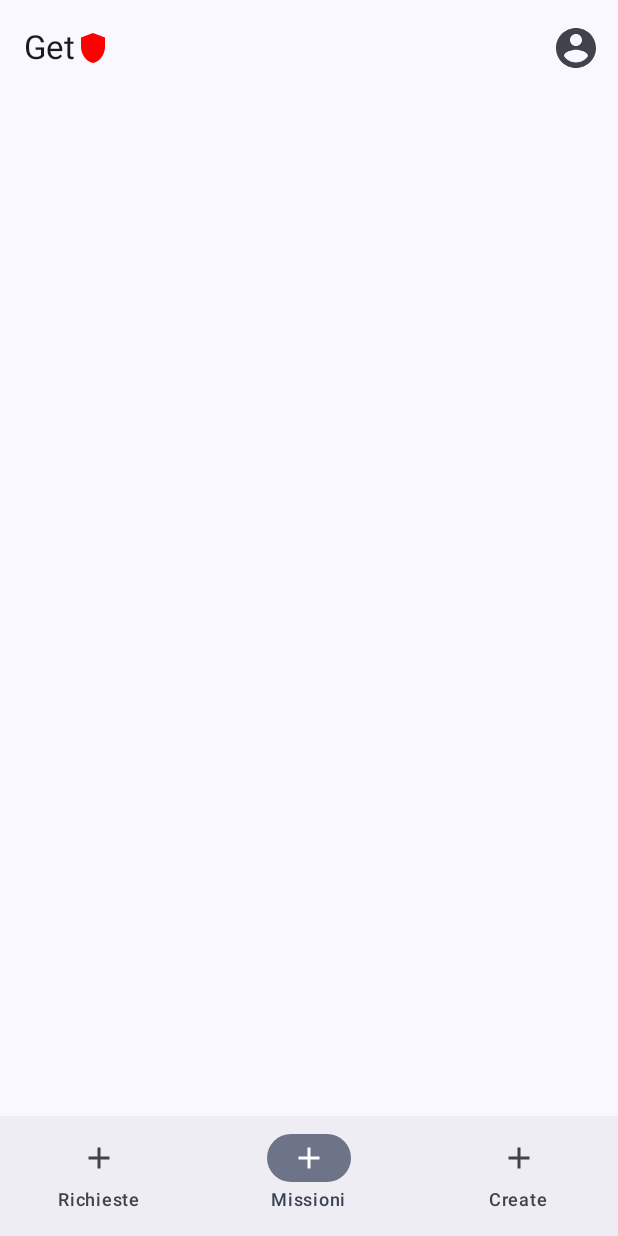
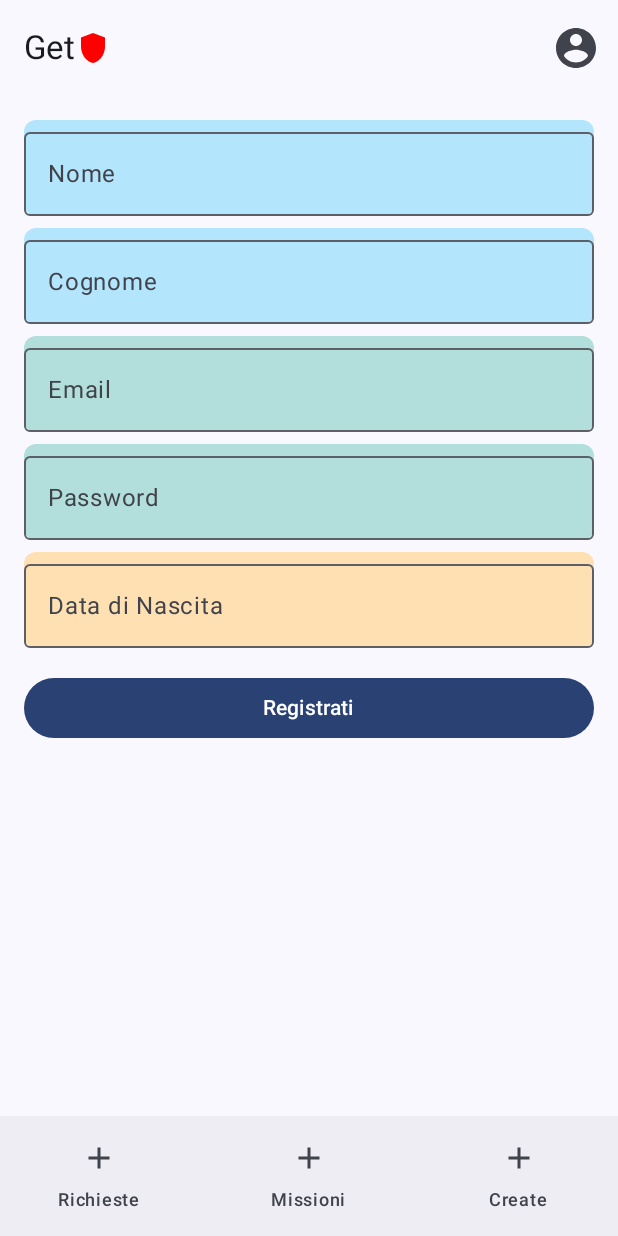
Before and after one commit to MattiaRocchi/GetRescued, an Android app built with Jetpack Compose: the screen it shows after launch (MainActivity), item 2 of the bottom bar chosen, on a phone screen of 412 x 824 dp. Run offline under Robolectric (Android 15) with nearby library versions, the phone set to English and light mode, and no system bars; our stand-ins replace Room's generated code; 1 statement that could not run was skipped.

Commit message:
Refactor Main activity, added navigation serializable logic, not finisced registration Screen

```diff
--- a/app/src/main/java/com/example/myapplication/AppModule.kt
+++ b/app/src/main/java/com/example/myapplication/AppModule.kt
@@ -12,6 +12,9 @@ import com.example.myapplication.data.repositories.RequestDaoRepository
 import com.example.myapplication.data.repositories.TitleBadgeRepository
 import com.example.myapplication.data.repositories.UserDaoRepository
 import com.example.myapplication.data.utils.Converters
+import com.example.myapplication.ui.add.AddRequestViewModel
+import com.example.myapplication.ui.registration.RegistrationViewModel
+import com.example.myapplication.ui.requests.RequestsViewModel
 
 val Context.dataStore by preferencesDataStore("settings")
 
@@ -43,4 +46,7 @@ val appModule = module {
     single { SettingsRepository(get()) }
 
     //ViewModes
+    viewModel { RegistrationViewModel() }
+    viewModel { AddRequestViewModel(get()) } // get() → RequestDaoRepository
+    viewModel { RequestsViewModel(get()) }   // get() → RequestDaoRepository
 }
--- a/app/src/main/java/com/example/myapplication/MainActivity.kt
+++ b/app/src/main/java/com/example/myapplication/MainActivity.kt
@@ -22,6 +22,8 @@ import androidx.compose.ui.res.painterResource
 import androidx.room.Room
 import com.example.myapplication.data.database.AppDatabase
 import com.example.myapplication.navigation.GetRescuedTopBar
+import com.example.myapplication.ui.GetRescuedNavGraph
+import com.example.myapplication.ui.GetRescuedRoute
 import com.example.myapplication.ui.add.AddRequestScreen
 import com.example.myapplication.ui.add.AddRequestViewModel
 import com.example.myapplication.ui.requests.RequestsViewModel
@@ -31,14 +33,33 @@ class MainActivity : ComponentActivity() {
         super.onCreate(savedInstanceState)
         setContent {
             MyApplicationTheme {
+                val navController = rememberNavController()
+                //TODO non mi piace lo scaffold nella main activity, andrà cambiato
+                Scaffold(
+                    topBar = {
+                        GetRescuedTopBar(
+                            navController = navController,
+                            profileImage = painterResource(id = R.drawable.ic_profile_placeholder)
+                        )
+                    },
+                    bottomBar = { BottomNavBar(navController) }
+                ) { padding ->
+                    GetRescuedNavGraph(
+                        navController = navController,
+                        modifier = Modifier.padding(padding)
+                    )
+                }
+               // GetRescuedNavGraph(navController)
+                /*
                 Surface(modifier = Modifier.fillMaxSize()) {
                     AppNavigation()
-                }
+                }*/
             }
         }
     }
 }
 
+/*
 @OptIn(ExperimentalMaterial3Api::class)
 @Composable
 fun AppNavigation() {
@@ -81,4 +102,4 @@ fun AppNavigation() {
             }
         }
     }
-}
+}*/
--- /dev/null
+++ b/app/src/main/java/com/example/myapplication/ui/Navigation.kt
@@ -0,0 +1,103 @@
+package com.example.myapplication.ui
+
+import androidx.compose.foundation.layout.padding
+import androidx.compose.material3.ExperimentalMaterial3Api
+import androidx.compose.material3.Scaffold
+import androidx.compose.runtime.Composable
+import androidx.compose.ui.Modifier
+import androidx.compose.ui.platform.LocalContext
+import androidx.compose.ui.res.painterResource
+import androidx.navigation.NavHostController
+import androidx.navigation.compose.NavHost
+import androidx.navigation.compose.composable
+import androidx.navigation.compose.rememberNavController
+import androidx.room.Room
+import com.example.myapplication.R
+import com.example.myapplication.data.database.AppDatabase
+import com.example.myapplication.navigation.BottomNavBar
+import com.example.myapplication.navigation.GetRescuedTopBar
+import com.example.myapplication.navigation.NavItem
+import com.example.myapplication.ui.add.AddRequestScreen
+import com.example.myapplication.ui.add.AddRequestViewModel
+import com.example.myapplication.ui.profile.ProfileScreen
+import com.example.myapplication.ui.registration.RegistrationScreen
+import com.example.myapplication.ui.registration.RegistrationViewModel
+import com.example.myapplication.ui.requests.RequestsScreen
+import com.example.myapplication.ui.requests.RequestsViewModel
+import kotlinx.serialization.Serializable
+import org.koin.androidx.compose.koinViewModel
+
+
+sealed interface GetRescuedRoute {
+    //definisci come data object le route che non richiedono parametri quando vendono percorse
+
+    @Serializable
+    data object profile : GetRescuedRoute
+
+    @Serializable
+    data object registration : GetRescuedRoute
+
+    //TODO schermata di titolo
+    @Serializable
+    data object title : GetRescuedRoute
+
+    //definisci come data class le route che richiedono parametri quando vendono percorse
+    @Serializable
+    data class addRequest(val requestId: Int) : GetRescuedRoute
+
+
+}
+@Composable
+fun GetRescuedNavGraph(
+    navController: NavHostController,
+    modifier: Modifier = Modifier
+) {
+    NavHost(
+        navController = navController,
+        startDestination = GetRescuedRoute.registration,
+        modifier = modifier
+    ) {
+        composable<GetRescuedRoute.registration> {
+            val viewModel: RegistrationViewModel = koinViewModel()
+            RegistrationScreen(navController, viewModel)
+        }
+        composable<GetRescuedRoute.addRequest> {
+            val viewModel: AddRequestViewModel = koinViewModel()
+            AddRequestScreen(navController, viewModel, userId = 1)
+        }
+        composable<GetRescuedRoute.profile> {
+            ProfileScreen(navController)
+        }
+
+    }
+}
+
+/*
+@Composable
+fun GetRescuedNavGraph(navController: NavHostController
+
+
+) {
+
+
+    NavHost(
+        navController = navController,
+        startDestination = GetRescuedRoute.registration
+    ) {
+        composable<GetRescuedRoute.addRequest> { backStackEntry ->
+            val args = backStackEntry.toRoute<GetRescuedRoute.addRequest>()
+            val requestId = args.requestId
+            AddRequestScreen(
+                navController,
+                viewModel = TODO(),
+                userId = TODO()
+            )
+        }
+        composable<GetRescuedRoute.profile> {
+            ProfileScreen(navController)
+        }
+        composable<GetRescuedRoute.registration> {
+            RegistrationScreen(navController)
+        }
+    }
+}*/
--- /dev/null
+++ b/app/src/main/java/com/example/myapplication/ui/registration/RegistrationScreen.kt
@@ -0,0 +1,104 @@
+package com.example.myapplication.ui.registration
+
+import androidx.compose.foundation.background
+import androidx.compose.foundation.layout.*
+import androidx.compose.foundation.shape.RoundedCornerShape
+import androidx.compose.material3.*
+import androidx.compose.runtime.Composable
+import androidx.compose.ui.Alignment
+import androidx.compose.ui.Modifier
+import androidx.compose.ui.unit.dp
+import androidx.navigation.NavHostController
+import com.example.myapplication.ui.theme.PrimaryContainer
+import com.example.myapplication.ui.theme.SecondaryContainer
+import com.example.myapplication.ui.theme.TertiaryContainer
+import java.time.LocalDate
+
+@Composable
+fun RegistrationScreen(
+    navController: NavHostController,
+    viewModel: RegistrationViewModel
+) {
+    Column(
+        modifier = Modifier
+            .fillMaxSize()
+            .padding(16.dp),
+        horizontalAlignment = Alignment.CenterHorizontally
+    ) {
+        OutlinedTextField(
+            value = viewModel.name,
+            onValueChange = viewModel::onNameChange,
+            label = { Text("Nome") },
+            modifier = Modifier
+                .fillMaxWidth()
+                .background(PrimaryContainer, RoundedCornerShape(8.dp))
+        )
+
+        Spacer(Modifier.height(8.dp))
+
+        OutlinedTextField(
+            value = viewModel.surname,
+            onValueChange = viewModel::onSurnameChange,
+            label = { Text("Cognome") },
+            modifier = Modifier
+                .fillMaxWidth()
+                .background(PrimaryContainer, RoundedCornerShape(8.dp))
+        )
+
+        Spacer(Modifier.height(8.dp))
+
+        OutlinedTextField(
+            value = viewModel.email,
+            onValueChange = viewModel::onEmailChange,
+            label = { Text("Email") },
+            modifier = Modifier
+                .fillMaxWidth()
+                .background(SecondaryContainer, RoundedCornerShape(8.dp))
+        )
+
+        Spacer(Modifier.height(8.dp))
+
+        OutlinedTextField(
+            value = viewModel.password,
+            onValueChange = viewModel::onPasswordChange,
+            label = { Text("Password") },
+            modifier = Modifier
+                .fillMaxWidth()
+                .background(SecondaryContainer, RoundedCornerShape(8.dp))
+        )
+
+        Spacer(Modifier.height(8.dp))
+
+        DatePickerField(
+            selectedDate = viewModel.birthDate,
+            onDateSelected = viewModel::onBirthDateChange
+        )
+
+        Spacer(Modifier.height(16.dp))
+
+        Button(
+            onClick = {
+                viewModel.registerUser(
+                    onSuccess = { /* navController.navigate(...) */ },
+                    onError = { errorMsg -> println("Errore: $errorMsg") }
+                )
+            },
+            modifier = Modifier.fillMaxWidth()
+        ) {
+            Text("Registrati")
+        }
+    }
+}
+
+@Composable
+fun DatePickerField(selectedDate: LocalDate?, onDateSelected: (LocalDate) -> Unit) {
+    OutlinedTextField(
+        value = selectedDate?.toString() ?: "",
+        onValueChange = {},
+        label = { Text("Data di Nascita") },
+        readOnly = true,
+        modifier = Modifier
+            .fillMaxWidth()
+            .background(TertiaryContainer, RoundedCornerShape(8.dp))
+    )
+}
--- /dev/null
+++ b/app/src/main/java/com/example/myapplication/ui/registration/RegistrationViewModel.kt
@@ -0,0 +1,50 @@
+package com.example.myapplication.ui.registration
+
+import androidx.compose.runtime.getValue
+import androidx.compose.runtime.mutableStateOf
+import androidx.compose.runtime.setValue
+import androidx.lifecycle.ViewModel
+import androidx.lifecycle.viewModelScope
+import kotlinx.coroutines.launch
+import java.time.LocalDate
+
+class RegistrationViewModel : ViewModel() {
+
+    // 🔹 Variabili osservabili
+    var name by mutableStateOf("")
+        private set
+
+    var surname by mutableStateOf("")
+        private set
+
+    var email by mutableStateOf("")
+        private set
+
+    var password by mutableStateOf("")
+        private set
+
+    var birthDate by mutableStateOf<LocalDate?>(null)
+        private set
+
+    // 🔹 Funzioni per modificare lo stato
+    fun onNameChange(newValue: String) { name = newValue }
+    fun onSurnameChange(newValue: String) { surname = newValue }
+    fun onEmailChange(newValue: String) { email = newValue }
+    fun onPasswordChange(newValue: String) { password = newValue }
+    fun onBirthDateChange(newDate: LocalDate) { birthDate = newDate }
+
+    // 🔹 Funzione di registrazione
+    fun registerUser(onSuccess: () -> Unit, onError: (String) -> Unit) {
+        viewModelScope.launch {
+            if (name.isBlank() || email.isBlank() || password.isBlank()) {
+                onError("Compila tutti i campi obbligatori")
+                return@launch
+            }
+
+            // Qui in futuro potrai chiamare un repository, esempio:
+            // userRepository.insertUser(User(...))
+
+            onSuccess()
+        }
+    }
+}
--- a/build.gradle.kts
+++ b/build.gradle.kts
@@ -4,4 +4,5 @@ plugins {
     alias(libs.plugins.kotlin.android) apply false
     alias(libs.plugins.kotlin.compose) apply false
     alias(libs.plugins.ksp) apply false
+
 }
```
Also changed, not shown: app/build.gradle.kts (+8 -2 lines), gradle/libs.versions.toml (+10 -0 lines).
